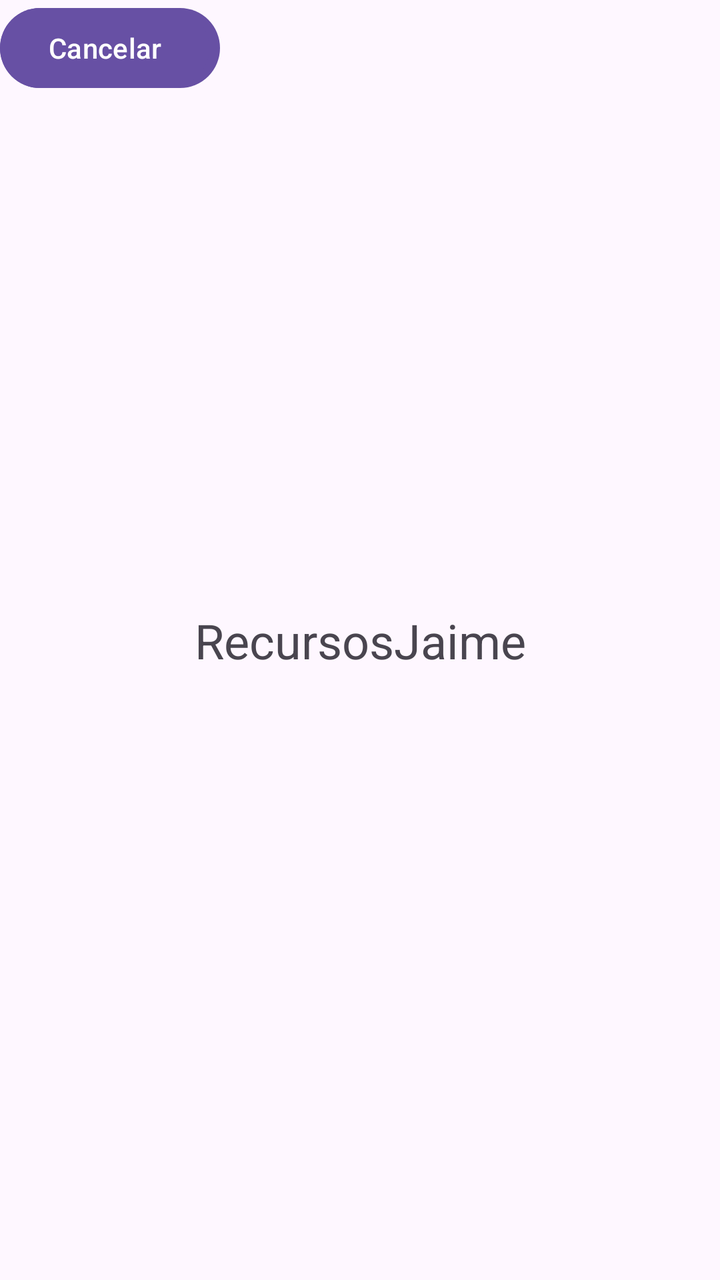
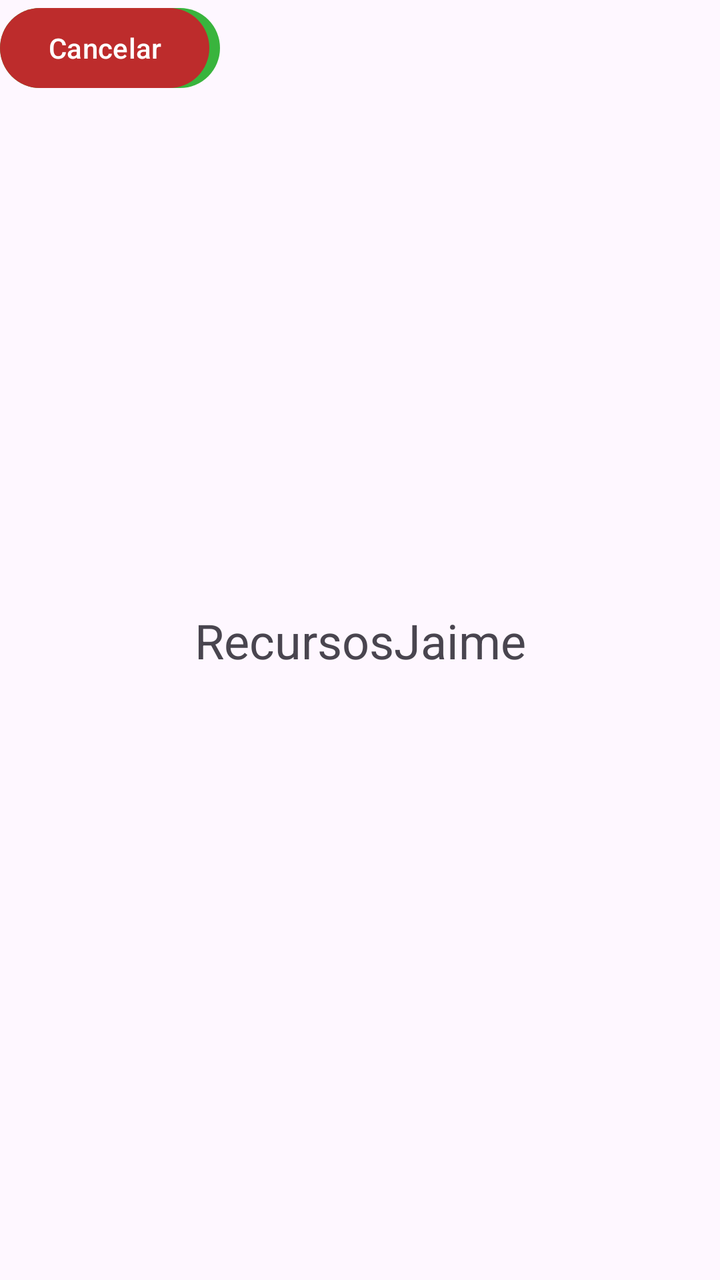

An Android layout rendered at two revisions. The XML below is the earlier revision; the diff shows what the commit changed to produce the second picture.
<!-- AndroidManifest.xml: application theme Theme.RecursosJaime -->
<!-- res/layout/activity_main.xml -->
<?xml version="1.0" encoding="utf-8"?>
<androidx.constraintlayout.widget.ConstraintLayout xmlns:android="http://schemas.android.com/apk/res/android"
    xmlns:app="http://schemas.android.com/apk/res-auto"
    xmlns:tools="http://schemas.android.com/tools"
    android:id="@+id/main"
    android:layout_width="match_parent"
    android:layout_height="match_parent"
    tools:context=".MainActivity">

    <TextView
        android:layout_width="wrap_content"
        android:layout_height="wrap_content"
        android:text="@string/app_name"
        android:textSize="24sp"
        app:layout_constraintBottom_toBottomOf="parent"
        app:layout_constraintEnd_toEndOf="parent"
        app:layout_constraintStart_toStartOf="parent"
        app:layout_constraintTop_toTopOf="parent" />

    <Button
        android:id="@+id/button"
        android:layout_width="wrap_content"
        android:layout_height="wrap_content"
        android:text="@string/btn_continuar"
        tools:ignore="MissingConstraints"
        tools:layout_editor_absoluteX="150dp"
        tools:layout_editor_absoluteY="405dp" />

    <Button
        android:id="@+id/button2"
        android:layout_width="wrap_content"
        android:layout_height="wrap_content"
        android:text="@string/btn_cancelar"
        tools:ignore="MissingConstraints"
        tools:layout_editor_absoluteX="157dp"
        tools:layout_editor_absoluteY="476dp" />


</androidx.constraintlayout.widget.ConstraintLayout>
<!-- resources referenced by this layout -->
<resources>
  <string name="app_name">RecursosJaime</string>
  <string name="btn_cancelar">Cancelar</string>
  <string name="btn_continuar">Continuar</string>
  <style name="Theme.RecursosJaime" parent="Base.Theme.RecursosJaime" />
  <style name="Base.Theme.RecursosJaime" parent="Theme.Material3.DayNight.NoActionBar">
          
          
      </style>
</resources>

<!-- the commit's change to res/layout/activity_main.xml (unified diff, before → after) -->
@@ -22,6 +22,7 @@
         android:layout_width="wrap_content"
         android:layout_height="wrap_content"
         android:text="@string/btn_continuar"
+        app:backgroundTint="@color/green"
         tools:ignore="MissingConstraints"
         tools:layout_editor_absoluteX="150dp"
         tools:layout_editor_absoluteY="405dp" />
@@ -31,6 +32,7 @@
         android:layout_width="wrap_content"
         android:layout_height="wrap_content"
         android:text="@string/btn_cancelar"
+        app:backgroundTint="@color/red"
         tools:ignore="MissingConstraints"
         tools:layout_editor_absoluteX="157dp"
         tools:layout_editor_absoluteY="476dp" />
<!-- resource entries referenced after the edit -->
@@ -1,5 +1,7 @@
 <!-- resources referenced by this layout -->
 <resources>
+  <color name="green">#39B43D</color>
+  <color name="red">#BD2C2C</color>
   <string name="app_name">RecursosJaime</string>
   <string name="btn_cancelar">Cancelar</string>
   <string name="btn_continuar">Continuar</string>
